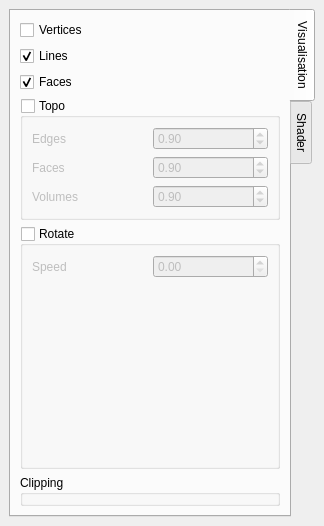
The window that Apps/Tuto/stage_shader.ui (cgogn/CGoGN) describes before a commit, drawn with Qt 5.
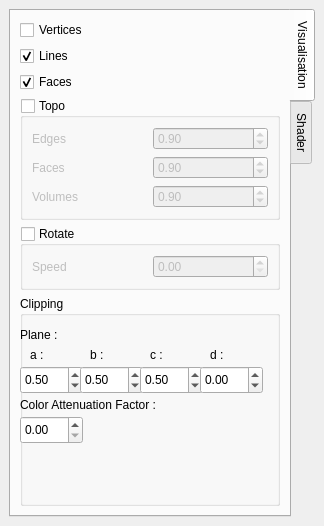
The same window after the commit.

Commit message: Oubli de modification de GLSLShader pour la mise à jour des uniforms de clipping. Petites corrections au niveau de l'interface Qt.

```diff
--- a/Apps/Tuto/stage_shader.ui
+++ b/Apps/Tuto/stage_shader.ui
@@ -171,19 +171,6 @@
                </item>
               </layout>
              </item>
-             <item row="1" column="0">
-              <spacer name="verticalSpacer">
-               <property name="orientation">
-                <enum>Qt::Vertical</enum>
-               </property>
-               <property name="sizeHint" stdset="0">
-                <size>
-                 <width>20</width>
-                 <height>40</height>
-                </size>
-               </property>
-              </spacer>
-             </item>
             </layout>
            </widget>
           </item>
```
The commit also changes 3 other files.
